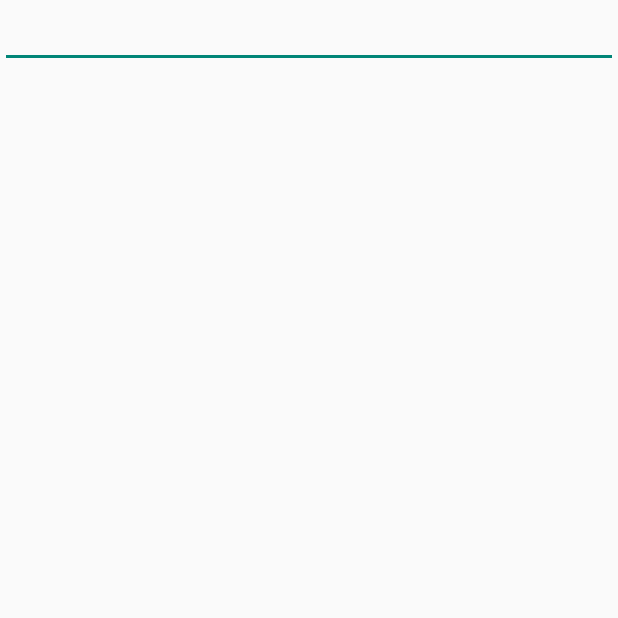
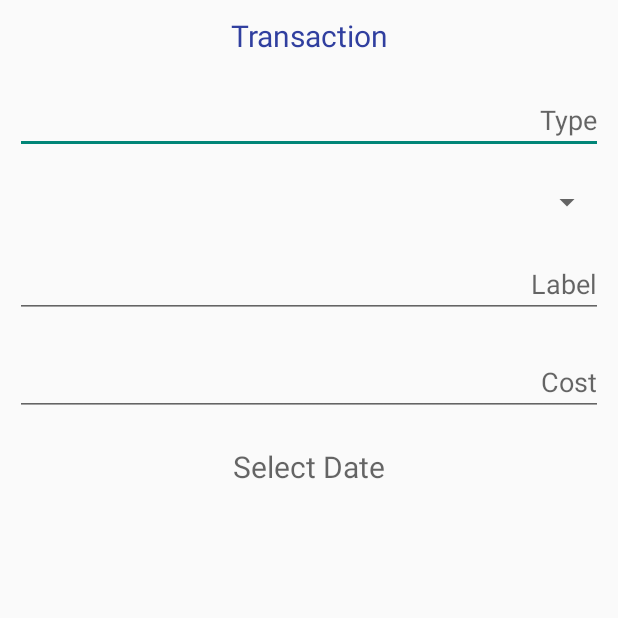
Before and after one commit to markmarics/HowmuchdoIcost, an Android app: the AddTransactionActivity screen opened directly, with no data from a screen before it, on a phone screen of 412 x 824 dp, the top half of it. Before the commit the part shown is almost empty. Run offline under Robolectric (Android 15) with nearby library versions, the phone set to English and light mode, and no system bars.

Commit message:
AddTransactionActivity: Dátum kiválasztása működik.

```diff
--- a/app/src/main/AndroidManifest.xml
+++ b/app/src/main/AndroidManifest.xml
@@ -8,10 +8,10 @@
         android:label="@string/app_name"
         android:roundIcon="@mipmap/ic_launcher_round"
         android:supportsRtl="true"
-        android:theme="@style/AppTheme">
+        android:theme="@style/Theme.AppCompat.DayNight.NoActionBar">
         <activity
             android:name=".MainActivity"
-            android:theme="@style/Theme.AppCompat.DayNight.NoActionBar">
+            >
             <intent-filter>
                 <action android:name="android.intent.action.MAIN" />
 
@@ -20,7 +20,6 @@
         </activity>
         <activity
             android:name=".activity.AddTransactionActivity"
-            android:theme="@style/Theme.AppCompat.DayNight.NoActionBar"
             ></activity>
     </application>
 
--- a/app/src/main/java/hu/uniobuda/nik/howmuchdoicost/activity/AddTransactionActivity.java
+++ b/app/src/main/java/hu/uniobuda/nik/howmuchdoicost/activity/AddTransactionActivity.java
@@ -1,15 +1,64 @@
 package hu.uniobuda.nik.howmuchdoicost.activity;
 
+import android.app.DatePickerDialog;
+import android.graphics.Color;
+import android.graphics.drawable.ColorDrawable;
+import android.location.Address;
+import android.location.Geocoder;
 import android.support.v7.app.AppCompatActivity;
 import android.os.Bundle;
+import android.view.View;
+import android.widget.DatePicker;
+import android.widget.TextView;
+import android.widget.Toast;
 
+import java.io.IOException;
+import java.text.DateFormatSymbols;
+import java.util.Calendar;
+import java.util.List;
+import java.util.Locale;
+
+import hu.uniobuda.nik.howmuchdoicost.MainActivity;
 import hu.uniobuda.nik.howmuchdoicost.R;
 
 public class AddTransactionActivity extends AppCompatActivity {
 
+    private static final String TAG = "AddTransactionActivity";
+
+    private TextView mDisplayDate;
+    private DatePickerDialog.OnDateSetListener mDateSetListener;
     @Override
     protected void onCreate(Bundle savedInstanceState) {
         super.onCreate(savedInstanceState);
         setContentView(R.layout.activity_add_transaction);
+        mDisplayDate = (TextView) findViewById(R.id.textviewDate);
+
+        mDisplayDate.setOnClickListener(new View.OnClickListener() {
+            @Override
+            public void onClick(View v) {
+                Calendar cal = Calendar.getInstance();
+                int year = cal.get(Calendar.YEAR);
+                int month = cal.get(Calendar.MONTH);
+                int day = cal.get(Calendar.DAY_OF_MONTH);
+
+                DatePickerDialog dialog = new DatePickerDialog(
+                        AddTransactionActivity.this,
+                        android.R.style.Theme_Holo_Light_Dialog_MinWidth,mDateSetListener,year,month,day);
+                dialog.getWindow().setBackgroundDrawable(new ColorDrawable(Color.TRANSPARENT));
+                dialog.show();
+            }
+        });
+
+        mDateSetListener = new DatePickerDialog.OnDateSetListener() {
+            @Override
+            public void onDateSet(DatePicker view, int year, int month, int dayOfMonth) {
+                String date = new DateFormatSymbols().getMonths()[month]+"-"+Integer.toString(dayOfMonth)+"-"+Integer.toString(year);
+                mDisplayDate.setText(date);
+            }
+        };
+
+
+
     }
+
 }
--- a/app/src/main/res/layout/activity_add_transaction.xml
+++ b/app/src/main/res/layout/activity_add_transaction.xml
@@ -7,7 +7,53 @@
     tools:context=".activity.AddTransactionActivity">
 
 
+    <android.support.v7.widget.AppCompatTextView
+        android:layout_width="match_parent"
+        android:layout_height="wrap_content"
+        android:text="Transaction"
+        android:gravity="center_horizontal"
+        android:textSize="20sp"
+        android:textColor="@color/colorPrimaryDark"
+        android:layout_margin="10dp"/>
+
+
     <android.support.v7.widget.AppCompatEditText
+        android:id="@+id/editTextType"
+        android:hint="Type"
+        android:textAlignment="textEnd"
         android:layout_width="match_parent"
-        android:layout_height="wrap_content" />
+        android:layout_height="wrap_content"
+        android:layout_margin="10dp"/>
+    <android.support.v7.widget.AppCompatSpinner
+        android:id="@+id/spinnerAllTypes"
+        android:layout_width="match_parent"
+        android:layout_height="wrap_content"
+        android:layout_margin="10dp"/>
+    <android.support.v7.widget.AppCompatEditText
+        android:id="@+id/editTextName"
+        android:hint="Label"
+        android:textAlignment="textEnd"
+        android:layout_width="match_parent"
+        android:layout_height="wrap_content"
+        android:layout_margin="10dp"/>
+
+    <android.support.v7.widget.AppCompatEditText
+        android:id="@+id/editTextPrice"
+        android:hint="Cost"
+        android:textAlignment="textEnd"
+        android:layout_width="match_parent"
+        android:layout_height="wrap_content"
+        android:layout_margin="10dp"/>
+
+    <TextView
+        android:id="@+id/textviewDate"
+        android:layout_width="wrap_content"
+        android:layout_height="wrap_content"
+        android:hint="Select Date"
+        android:textSize="20sp"
+        android:layout_gravity="center"
+        android:layout_margin="10dp"
+        />
+
+
 </LinearLayout>
--- a/app/src/main/res/layout/activity_main.xml
+++ b/app/src/main/res/layout/activity_main.xml
@@ -8,7 +8,7 @@
     android:background="#345">
 
    <android.support.v7.widget.AppCompatImageView
-       android:src="@android:color/black"
+       android:src="@drawable/logo"
        android:layout_margin="10dp"
        android:layout_width="match_parent"
        android:layout_height="400dp"
```
Also changed, not shown: 1 other file.
